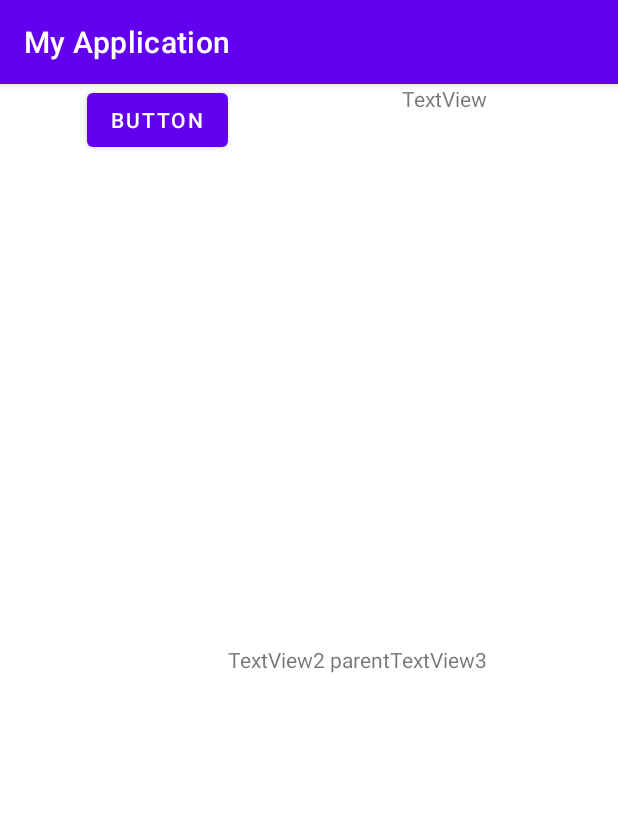
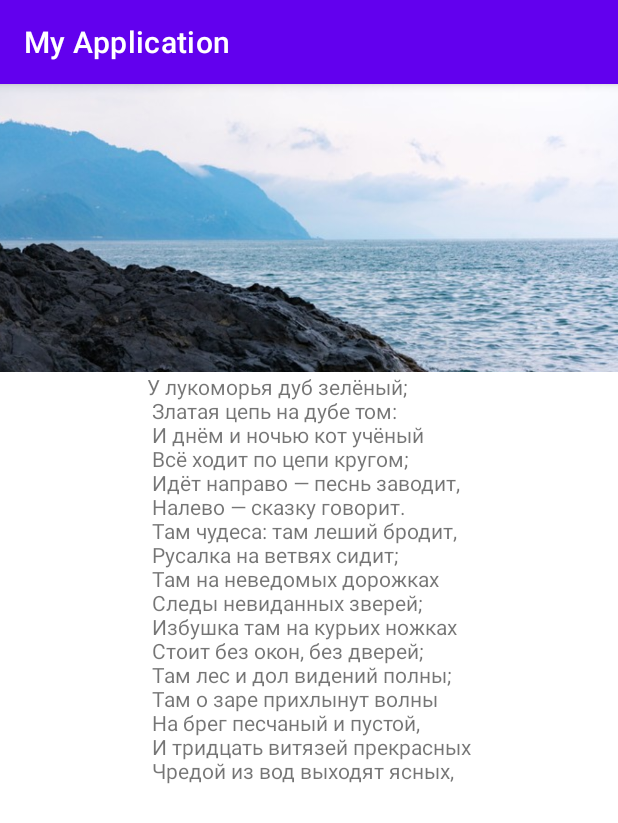
Before and after one commit to AnastasiaDro/LayoutSamples, an Android app: the RelativeActivity screen opened directly, with no data from a screen before it, on a phone screen of 412 x 824 dp. Shown: the top 823 px of the screen. Run offline under Robolectric (Android 15) with nearby library versions, the phone set to English and light mode, and no system bars.

Commit message:
стала добавлять coordinator layout

```diff
--- a/app/build.gradle
+++ b/app/build.gradle
@@ -38,6 +38,7 @@ dependencies {
     implementation 'com.google.android.material:material:1.5.0'
     implementation 'androidx.constraintlayout:constraintlayout:2.1.3'
     implementation 'androidx.legacy:legacy-support-v4:1.0.0'
+    implementation 'androidx.coordinatorlayout:coordinatorlayout:1.2.0'
     testImplementation 'junit:junit:4.13.2'
     androidTestImplementation 'androidx.test.ext:junit:1.1.3'
     androidTestImplementation 'androidx.test.espresso:espresso-core:3.4.0'
--- a/app/src/main/java/com/example/myapplication/RelativeActivity.kt
+++ b/app/src/main/java/com/example/myapplication/RelativeActivity.kt
@@ -12,7 +12,7 @@ class RelativeActivity : AppCompatActivity() {
 
     override fun onCreate(savedInstanceState: Bundle?) {
         super.onCreate(savedInstanceState)
-        setContentView(R.layout.activity_relative)
+        setContentView(R.layout.coordinator_layout)
     }
 
 
--- /dev/null
+++ b/app/src/main/res/layout/coordinator_layout.xml
@@ -0,0 +1,45 @@
+<?xml version="1.0" encoding="utf-8"?>
+<androidx.coordinatorlayout.widget.CoordinatorLayout xmlns:android="http://schemas.android.com/apk/res/android"
+    xmlns:tools="http://schemas.android.com/tools"
+    xmlns:app="http://schemas.android.com/apk/res-auto"
+    android:layout_width="match_parent"
+    android:layout_height="match_parent">
+
+    <com.google.android.material.appbar.AppBarLayout
+        android:id="@+id/appbar"
+
+        android:layout_height="192dp"
+        android:layout_width="match_parent">
+
+        <com.google.android.material.appbar.CollapsingToolbarLayout
+            android:layout_width="match_parent"
+            android:layout_height="match_parent"
+            app:toolbarId="@+id/toolbar"
+            app:layout_scrollFlags="scroll|enterAlways|enterAlwaysCollapsed"
+            app:layout_scrollInterpolator="@android:anim/decelerate_interpolator"
+
+            app:contentScrim="?attr/colorPrimary">
+
+            <ImageView
+                android:id="@+id/app_bar_image"
+                android:layout_width="wrap_content"
+                android:layout_height="300dp"
+                android:src="@drawable/sea"
+                android:scaleType="centerCrop"/>
+        </com.google.android.material.appbar.CollapsingToolbarLayout>
+    </com.google.android.material.appbar.AppBarLayout>
+
+    <androidx.core.widget.NestedScrollView
+        android:layout_width="match_parent"
+        android:layout_height="match_parent"
+        app:layout_behavior="com.google.android.material.appbar.AppBarLayout$ScrollingViewBehavior">
+
+        <TextView
+            android:layout_width="wrap_content"
+            android:layout_height="wrap_content"
+            android:layout_gravity="center_horizontal"
+            android:text="@string/lukomorie"/>
+    </androidx.core.widget.NestedScrollView>
+
+
+</androidx.coordinatorlayout.widget.CoordinatorLayout>
--- a/app/src/main/res/values/strings.xml
+++ b/app/src/main/res/values/strings.xml
@@ -2,4 +2,21 @@
     <string name="app_name">My Application</string>
     <!-- TODO: Remove or change this placeholder text -->
     <string name="hello_blank_fragment">Hello blank fragment</string>
+    <string name="lukomorie">У лукоморья дуб зелёный;\n
+Златая цепь на дубе том:\n
+И днём и ночью кот учёный\n
+Всё ходит по цепи кругом;\n
+Идёт направо — песнь заводит,\n
+Налево — сказку говорит.\n
+Там чудеса: там леший бродит,\n
+Русалка на ветвях сидит;\n
+Там на неведомых дорожках\n
+Следы невиданных зверей;\n
+Избушка там на курьих ножках\n
+Стоит без окон, без дверей;\n
+Там лес и дол видений полны;\n
+Там о заре прихлынут волны\n
+На брег песчаный и пустой,\n
+И тридцать витязей прекрасных\n
+Чредой из вод выходят ясных,</string>
 </resources>
```
Also changed, not shown: app/src/main/res/drawable-v24/sea.jpeg (added).
